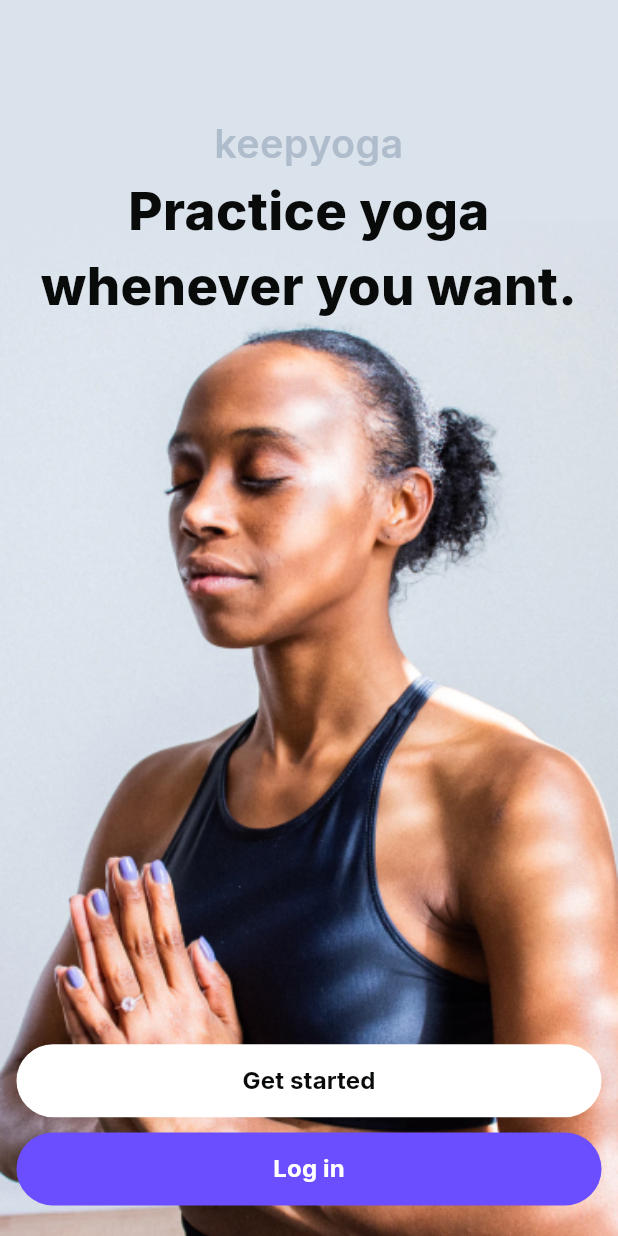
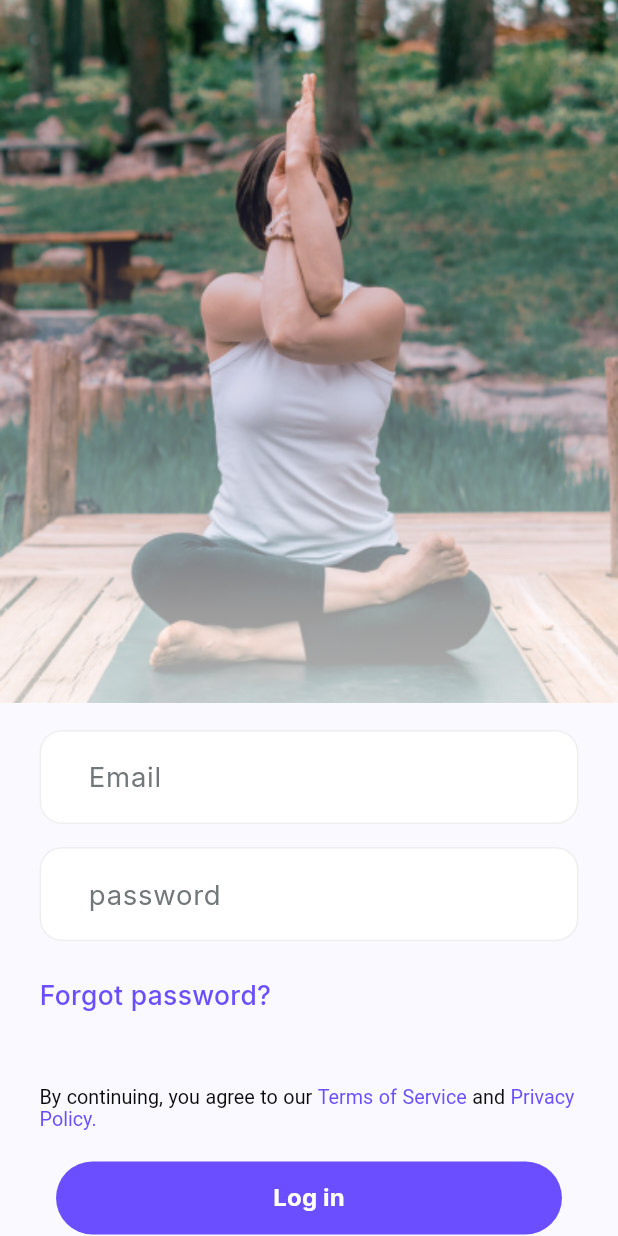
Before and after one commit to RuchithaVirashan/keepyoga, a Flutter app: the screen it shows after launch, after a tap on "Log in", on a phone screen of 412 x 824 dp. Run offline on Flutter 3.47's test engine with Material 3 defaults, Android fonts, the light colour scheme and no system bars; our stand-ins replace flutter_screenutil, google_fonts.

Commit message:
add login screen

```diff
--- a/lib/components/common/default_text.dart
+++ b/lib/components/common/default_text.dart
@@ -1,6 +1,4 @@
-import 'package:flutter/cupertino.dart';
 import 'package:flutter/material.dart';
-
 
 class DefaultText extends StatelessWidget {
   final String content;
@@ -8,6 +6,7 @@ class DefaultText extends StatelessWidget {
   final Color colorR;
   final TextAlign textAlignR;
   final FontWeight fontWeightR;
+  final List<TextSpan>? children;
 
   const DefaultText({
     super.key,
@@ -16,10 +15,24 @@ class DefaultText extends StatelessWidget {
     required this.colorR,
     required this.textAlignR,
     required this.fontWeightR,
+    this.children,
   });
 
   @override
   Widget build(BuildContext context) {
+    if (children != null) {
+      return RichText(
+        text: TextSpan(
+          style: TextStyle(
+            fontSize: fontSizeR,
+            fontWeight: fontWeightR,
+            color: colorR,
+          ),
+          children: children!,
+        ),
+        textAlign: textAlignR,
+      );
+    } else {
       return Text(
         content,
         style: TextStyle(
@@ -31,3 +44,4 @@ class DefaultText extends StatelessWidget {
       );
     }
   }
+}
--- a/lib/screens/launch_screen.dart
+++ b/lib/screens/launch_screen.dart
@@ -4,6 +4,7 @@ import 'package:keepyoga/screens/registration_screen.dart';
 
 import '../components/common/button.dart';
 import '../components/common/default_text.dart';
+import 'login_screen.dart';
 
 class LaunchScreen extends StatefulWidget {
   const LaunchScreen({super.key});
@@ -96,7 +97,24 @@ class _LaunchScreenState extends State<LaunchScreen> {
                           padding: EdgeInsets.only(top: 10.h),
                           child: Center(
                             child: ButtonWidget(
-                              onPressed: () {},
+                              onPressed: () {
+                                Navigator.push(
+                                  context,
+                                  PageRouteBuilder(
+                                    transitionDuration:
+                                        const Duration(milliseconds: 300),
+                                    transitionsBuilder:
+                                        (context, animation, _, child) {
+                                      return FadeTransition(
+                                        opacity: animation,
+                                        child: child,
+                                      );
+                                    },
+                                    pageBuilder: (_, __, ___) =>
+                                        const LoginScreen(),
+                                  ),
+                                );
+                              },
                               minHeight: 48.h,
                               buttonName: 'Log in',
                               textColor: const Color(0xFFFFFFFF),
--- /dev/null
+++ b/lib/screens/login_screen.dart
@@ -0,0 +1,184 @@
+import 'package:flutter/material.dart';
+import 'package:flutter_screenutil/flutter_screenutil.dart';
+
+import '../components/common/button.dart';
+import '../components/common/default_text.dart';
+import '../components/common/text_feild.dart';
+import '../components/status/error.dart';
+import '../services/validation/validate_service.dart';
+
+class LoginScreen extends StatefulWidget {
+  const LoginScreen({super.key});
+
+  @override
+  State<LoginScreen> createState() => _LoginScreenState();
+}
+
+class _LoginScreenState extends State<LoginScreen> {
+  final TextEditingController emailController = TextEditingController();
+  final TextEditingController passwordController = TextEditingController();
+
+  final ValidateService validateService = ValidateService();
+  final formKey = GlobalKey<FormState>();
+  @override
+  Widget build(BuildContext context) {
+    return WillPopScope(
+      onWillPop: () {
+        return Future.value(false);
+      },
+      child: Scaffold(
+        body: SingleChildScrollView(
+          child: Form(
+            autovalidateMode: AutovalidateMode.onUserInteraction,
+            key: formKey,
+            child: Column(
+              mainAxisAlignment: MainAxisAlignment.start,
+              crossAxisAlignment: CrossAxisAlignment.start,
+              children: [
+                Stack(
+                  children: [
+                    Image.asset(
+                      "assets/Rectangle 51.png",
+                      fit: BoxFit.cover,
+                      width: ScreenUtil().screenWidth,
+                      height: ScreenUtil().screenHeight - 350.h,
+                    ),
+                    Container(
+                      width: double.infinity,
+                      height: ScreenUtil().screenHeight - 350.h,
+                      decoration: const BoxDecoration(
+                        gradient: LinearGradient(
+                          begin: Alignment.bottomCenter,
+                          end: Alignment.topCenter,
+                          colors: [
+                            Color.fromRGBO(255, 255, 255, 0.69),
+                            Color.fromRGBO(255, 255, 255, 0.606),
+                            Color.fromRGBO(23, 10, 90, 0),
+                          ],
+                          stops: [0, 0.13, 1],
+                        ),
+                      ),
+                    ),
+                  ],
+                ),
+                Padding(
+                  padding: EdgeInsets.only(top: 10.h, left: 24.w, right: 24.w),
+                  child: Column(
+                    mainAxisAlignment: MainAxisAlignment.start,
+                    crossAxisAlignment: CrossAxisAlignment.start,
+                    children: [
+                      Padding(
+                        padding: EdgeInsets.symmetric(
+                          vertical: 7.5.h,
+                        ),
+                        child: CustomTextField(
+                          controller: emailController,
+                          hintText: 'Email',
+                          validate: (value) =>
+                              validateService.validateEmail(value!),
+                        ),
+                      ),
+                      Padding(
+                        padding: EdgeInsets.symmetric(
+                          vertical: 7.5.h,
+                        ),
+                        child: CustomTextField(
+                          controller: passwordController,
+                          hintText: 'password',
+                          validate: (value) =>
+                              validateService.validatePassword(value!),
+                        ),
+                      ),
+                      Padding(
+                        padding: EdgeInsets.only(
+                          top: 16.h,
+                        ),
+                        child: DefaultText(
+                          colorR: const Color(0xFF6B4EFF),
+                          content: 'Forgot password?',
+                          fontSizeR: 16.sp,
+                          fontWeightR: FontWeight.w500,
+                          textAlignR: TextAlign.start,
+                        ),
+                      ),
+                      Padding(
+                        padding: EdgeInsets.only(
+                          top: 46.h,
+                        ),
+                        child: DefaultText(
+                          colorR: const Color(0xFF090A0A),
+                          content: '',
+                          fontSizeR: 12.sp,
+                          fontWeightR: FontWeight.w400,
+                          textAlignR: TextAlign.start,
+                          children: const [
+                            TextSpan(
+                              text: 'By continuing, you agree to our ',
+                            ),
+                            TextSpan(
+                              text: 'Terms of Service ',
+                              style: TextStyle(
+                                color: Color(0xFF6B4EFF),
+                              ),
+                            ),
+                            TextSpan(
+                              text: 'and ',
+                            ),
+                            TextSpan(
+                              text: 'Privacy Policy.',
+                              style: TextStyle(
+                                color: Color(0xFF6B4EFF),
+                              ),
+                            ),
+                          ],
+                        ),
+                      ),
+                      Padding(
+                        padding: EdgeInsets.only(
+                          left: 10.w,
+                          right: 10.w,
+                          top: 20.h,
+                          bottom: 20.h,
+                        ),
+                        child: ButtonWidget(
+                          onPressed: () {
+                            if (formKey.currentState!.validate()) {
+                              Navigator.push(
+                                context,
+                                PageRouteBuilder(
+                                  transitionDuration:
+                                      const Duration(milliseconds: 300),
+                                  transitionsBuilder:
+                                      (context, animation, _, child) {
+                                    return FadeTransition(
+                                      opacity: animation,
+                                      child: child,
+                                    );
+                                  },
+                                  pageBuilder: (_, __, ___) =>
+                                      const LoginScreen(),
+                                ),
+                              );
+                            } else {
+                              showErrorDialog(
+                                  context, 'Please fill all fields', 'Error');
+                            }
+                          },
+                          minHeight: 48.h,
+                          buttonName: 'Log in',
+                          textColor: const Color(0xFFFFFFFF),
+                          buttonColor: const Color(0xFF6B4EFF),
+                          radius: 48.r,
+                        ),
+                      )
+                    ],
+                  ),
+                ),
+              ],
+            ),
+          ),
+        ),
+      ),
+    );
+  }
+}
```
Also changed, not shown: lib/components/status/error.dart (added, +41 -0 lines), lib/screens/registration_screen.dart (+50 -6 lines), assets/Rectangle 51.png (added). Lines whose indentation alone changed are shown as unchanged.
